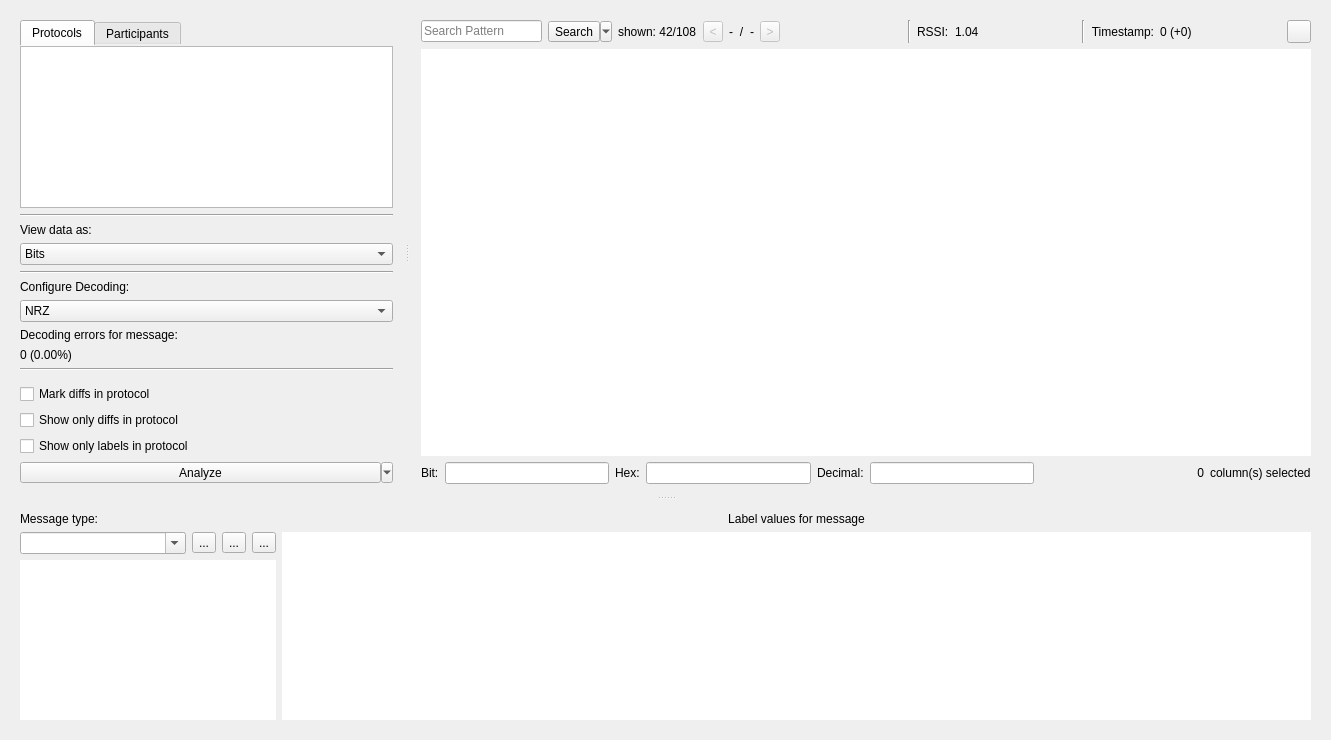
jopohl/urh, file ui/analysis.ui: the form before one commit.
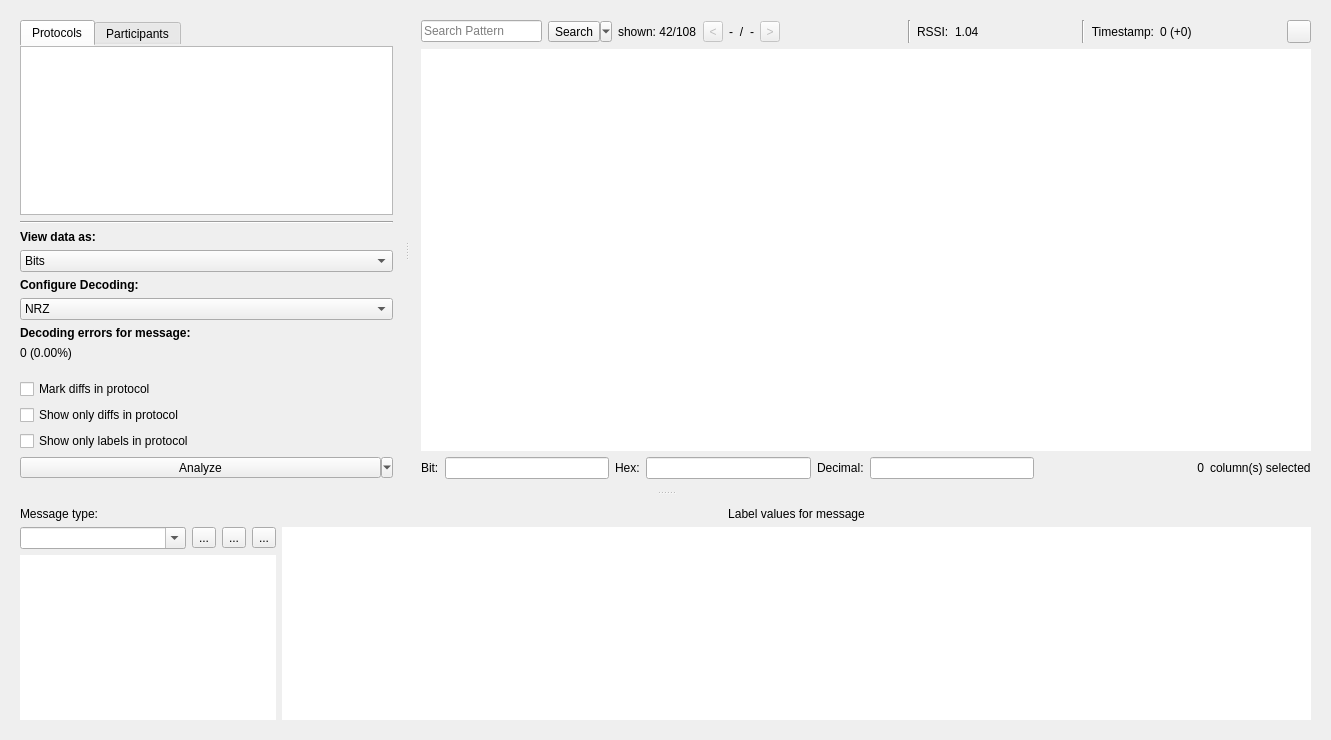
The form after the commit. Icons and pictures are not drawn. Custom widgets are drawn as their Qt base class.

Commit message: make headings bold and remove lines

Patch:
```diff
--- a/ui/analysis.ui
+++ b/ui/analysis.ui
@@ -245,6 +245,12 @@
             </item>
             <item>
              <widget class="QLabel" name="label_4">
+              <property name="font">
+               <font>
+                <weight>75</weight>
+                <bold>true</bold>
+               </font>
+              </property>
               <property name="text">
                <string>View data as:</string>
               </property>
@@ -278,15 +284,14 @@
               </item>
              </widget>
             </item>
-            <item>
-             <widget class="Line" name="line_4">
-              <property name="orientation">
-               <enum>Qt::Horizontal</enum>
-              </property>
-             </widget>
-            </item>
             <item>
              <widget class="QLabel" name="label_5">
+              <property name="font">
+               <font>
+                <weight>75</weight>
+                <bold>true</bold>
+               </font>
+              </property>
               <property name="text">
                <string>Configure Decoding:</string>
               </property>
@@ -338,6 +343,12 @@
                 <verstretch>0</verstretch>
                </sizepolicy>
               </property>
+              <property name="font">
+               <font>
+                <weight>75</weight>
+                <bold>true</bold>
+               </font>
+              </property>
               <property name="text">
                <string>Decoding errors for message:</string>
               </property>
@@ -356,13 +367,6 @@
               </property>
              </widget>
             </item>
-            <item>
-             <widget class="Line" name="line_5">
-              <property name="orientation">
-               <enum>Qt::Horizontal</enum>
-              </property>
-             </widget>
-            </item>
             <item>
              <spacer name="verticalSpacer">
               <property name="orientation">
```
The commit also changes 1 other file.
